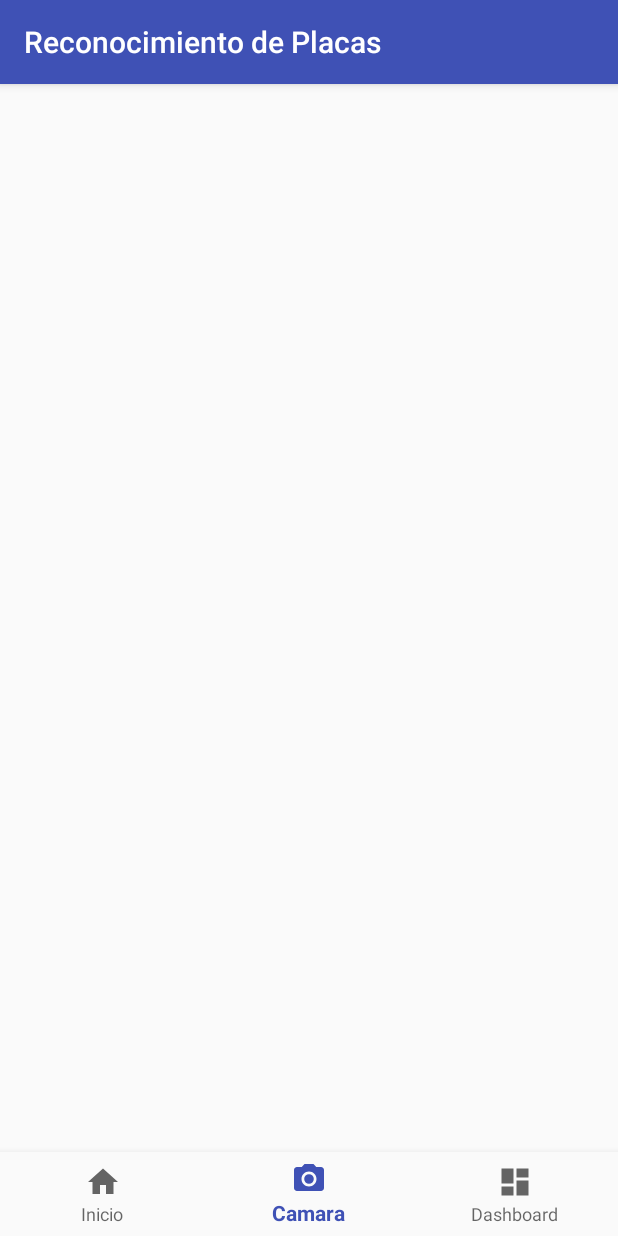
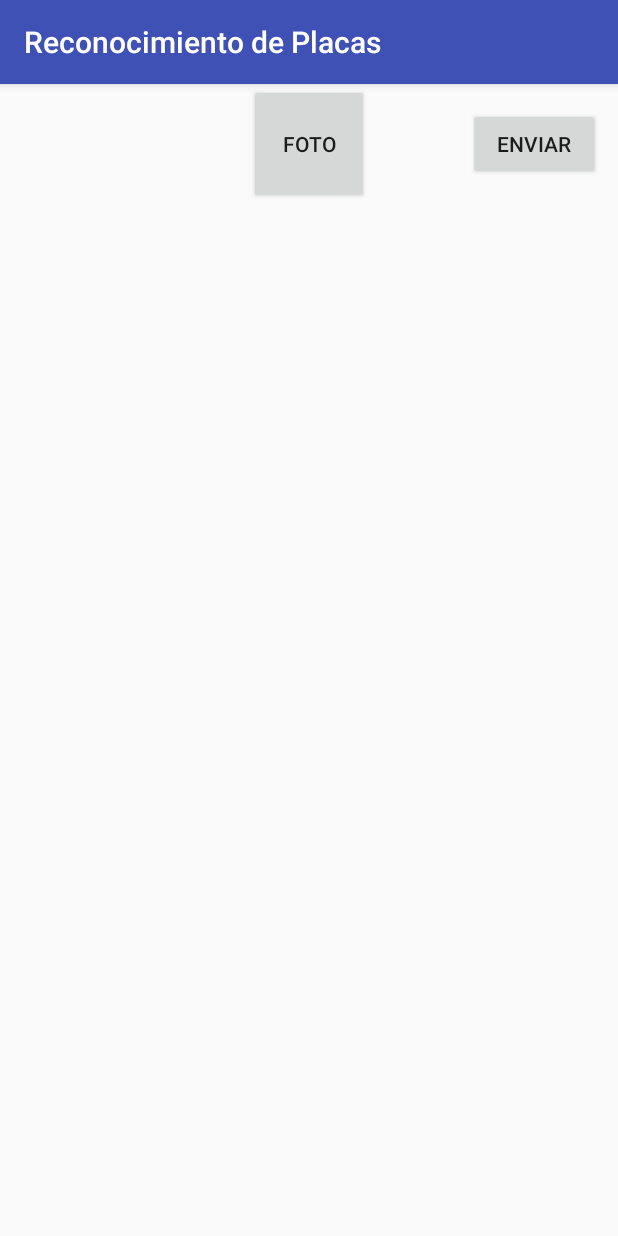
Before and after one commit to fjdevel/octoplate, an Android app: the screen it shows after launch (MainActivity before the commit, Foto2Activity after it), item 2 of the bottom bar chosen, on a phone screen of 412 x 824 dp. Run offline under Robolectric (Android 15) with nearby library versions, the phone set to English and light mode, and no system bars.

Commit message:
TomarFoto Vista

```diff
--- a/ReconocimientodePlacas/app/src/main/AndroidManifest.xml
+++ b/ReconocimientodePlacas/app/src/main/AndroidManifest.xml
@@ -2,6 +2,10 @@
 <manifest xmlns:android="http://schemas.android.com/apk/res/android"
     package="me.fjdevel.reconocimientodeplacas">
     <uses-permission android:name="android.permission.INTERNET" />
+
+    <uses-feature
+        android:name="android.hardware.camera"
+        android:required="true" />
 
     <application
         android:allowBackup="true"
@@ -19,6 +23,7 @@
                 <category android:name="android.intent.category.LAUNCHER" />
             </intent-filter>
         </activity>
+        <activity android:name=".Foto2Activity"></activity>
     </application>
 
 </manifest>
--- /dev/null
+++ b/ReconocimientodePlacas/app/src/main/java/me/fjdevel/reconocimientodeplacas/Foto2Activity.java
@@ -0,0 +1,52 @@
+package me.fjdevel.reconocimientodeplacas;
+
+import android.content.Intent;
+import android.graphics.Bitmap;
+import android.provider.MediaStore;
+import android.support.v7.app.AppCompatActivity;
+import android.os.Bundle;
+import android.view.View;
+import android.widget.Button;
+import android.widget.ImageView;
+
+public class Foto2Activity extends AppCompatActivity {
+
+    static final int REQUEST_IMAGE_CAPTURE = 1;
+    Button btnFoto;
+    ImageView imagenV;
+
+    @Override
+    protected void onCreate(Bundle savedInstanceState) {
+        super.onCreate(savedInstanceState);
+        setContentView(R.layout.activity_foto2);
+
+        btnFoto = findViewById(R.id.show_options_button);
+        imagenV = findViewById(R.id.set_picture);
+
+        btnFoto.setOnClickListener(new View.OnClickListener() {
+            @Override
+            public void onClick(View v) {
+
+                llamarIntent();
+
+            }
+        });
+
+    }
+
+    private void llamarIntent(){
+        Intent takePictureIntent = new Intent(MediaStore.ACTION_IMAGE_CAPTURE);
+        if (takePictureIntent.resolveActivity(getPackageManager()) != null) {
+            startActivityForResult(takePictureIntent, REQUEST_IMAGE_CAPTURE);
+        }
+    }
+
+    @Override
+    protected void onActivityResult(int requestCode, int resultCode, Intent data) {
+        if (requestCode == REQUEST_IMAGE_CAPTURE && resultCode == RESULT_OK) {
+            Bundle extras = data.getExtras();
+            Bitmap imageBitmap = (Bitmap) extras.get("data");
+            imagenV.setImageBitmap(imageBitmap);
+        }
+    }
+}
--- a/ReconocimientodePlacas/app/src/main/java/me/fjdevel/reconocimientodeplacas/MainActivity.java
+++ b/ReconocimientodePlacas/app/src/main/java/me/fjdevel/reconocimientodeplacas/MainActivity.java
@@ -1,5 +1,6 @@
 package me.fjdevel.reconocimientodeplacas;
 
+import android.content.Intent;
 import android.os.Bundle;
 import android.support.annotation.NonNull;
 import android.support.design.widget.BottomNavigationView;
@@ -25,6 +26,8 @@ public class MainActivity extends AppCompatActivity {
                             .setTransition(FragmentTransaction.TRANSIT_FRAGMENT_OPEN).commit();
                     return true;
                 case R.id.navigation_camera:
+                    Intent intentFoto = new Intent(getBaseContext(),Foto2Activity.class);
+                    startActivity(intentFoto);
                     return true;
             }
             return false;
--- /dev/null
+++ b/ReconocimientodePlacas/app/src/main/res/layout/activity_foto2.xml
@@ -0,0 +1,42 @@
+<?xml version="1.0" encoding="utf-8"?>
+<android.support.constraint.ConstraintLayout xmlns:android="http://schemas.android.com/apk/res/android"
+    xmlns:app="http://schemas.android.com/apk/res-auto"
+    xmlns:tools="http://schemas.android.com/tools"
+    android:layout_width="match_parent"
+    android:layout_height="match_parent"
+    tools:context=".Foto2Activity">
+
+    <RelativeLayout
+        android:layout_width="match_parent"
+        android:layout_height="match_parent">
+
+        <Button
+            android:id="@+id/show_options_button"
+            android:layout_width="80dp"
+            android:layout_height="80dp"
+            android:text="Foto"
+            android:layout_centerHorizontal="true"/>
+
+        <ImageView
+            android:id="@+id/set_picture"
+            android:layout_width="match_parent"
+            android:layout_height="match_parent"
+            android:adjustViewBounds="true"
+            android:scaleType="centerCrop"
+            android:contentDescription="ImagenSeleccionada"
+            android:layout_below="@+id/show_options_button"/>
+
+        <Button
+            android:id="@+id/button"
+            android:layout_width="wrap_content"
+            android:layout_height="wrap_content"
+            android:layout_alignParentEnd="true"
+            android:layout_alignParentTop="true"
+            android:layout_marginEnd="12dp"
+            android:layout_marginTop="16dp"
+            android:text="Enviar" />
+
+
+    </RelativeLayout>
+
+</android.support.constraint.ConstraintLayout>
```
Also changed, not shown: ReconocimientodePlacas/app/src/main/java/me/fjdevel/reconocimientodeplacas/views/FotoFragment.java (added, +96 -0 lines), ReconocimientodePlacas/app/src/main/res/drawable/camara_icon.xml (added, +12 -0 lines), ReconocimientodePlacas/app/src/main/res/drawable/galeria.xml (added, +9 -0 lines), ReconocimientodePlacas/app/src/main/res/layout/fragment_foto.xml (added, +36 -0 lines).
